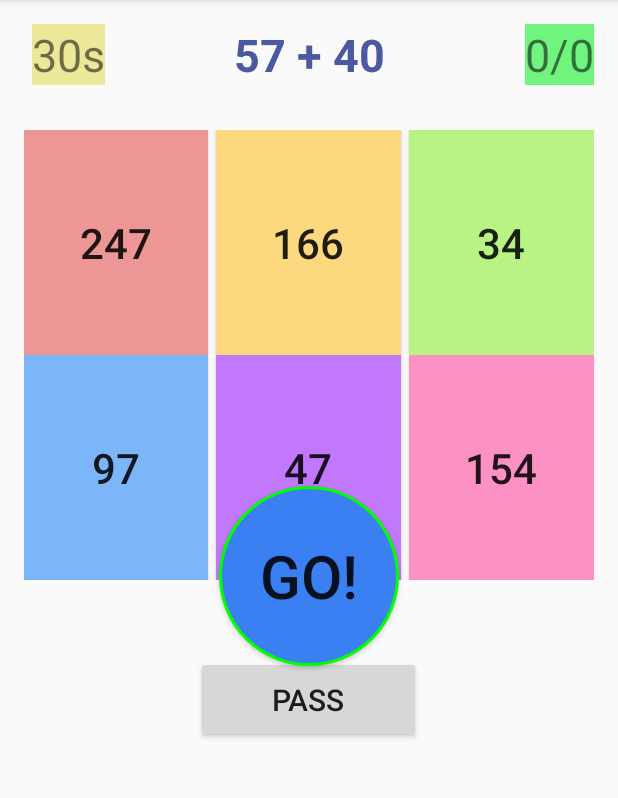
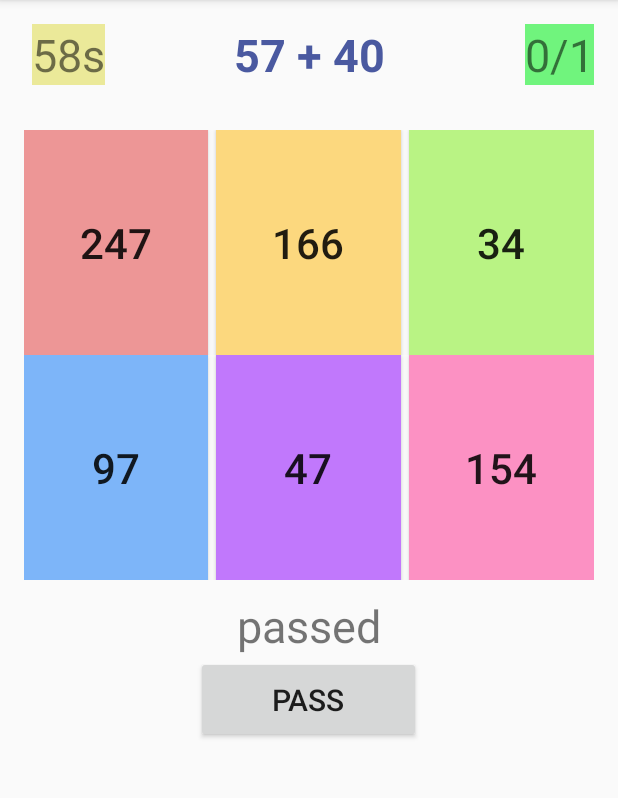
Before and after one commit to dhy1050/AndroidStudioProjects, an Android app: the screen it shows after launch (MainActivity), after a tap on "PASS", on a phone screen of 412 x 824 dp, the part 84-882 px from its top. Run offline under Robolectric (Android 15) with nearby library versions, the phone set to English and light mode, and no system bars; 1 other tap on this screen came first.

Commit message:
finished brian trainer project

```diff
--- a/BrainTrainer/app/src/main/java/com/hanying/braintrainer/MainActivity.java
+++ b/BrainTrainer/app/src/main/java/com/hanying/braintrainer/MainActivity.java
@@ -1,5 +1,8 @@
 package com.hanying.braintrainer;
 
+import android.media.MediaPlayer;
+import android.media.projection.MediaProjection;
+import android.os.CountDownTimer;
 import android.support.v7.app.AppCompatActivity;
 import android.os.Bundle;
 import android.view.View;
@@ -21,6 +24,7 @@ public class MainActivity extends AppCompatActivity {
 
     TextView questionTextView;
     TextView ansertTextView;
+    TextView finalScoreTextView;
 
     Button pass;
 
@@ -28,9 +32,35 @@ public class MainActivity extends AppCompatActivity {
     int answerPosition;
     int numberQ = 0;
     int correctQ = 0;
+
     public void startGame(View view){
+
         startButton.setVisibility(View.INVISIBLE);
         innerRelativeLayout.setVisibility(View.VISIBLE);
+        scoreTextView.setText("0/0");
+        numberQ = 0;
+        correctQ = 0;
+        if(finalScoreTextView.getVisibility() == View.VISIBLE){
+            finalScoreTextView.setVisibility(View.INVISIBLE);
+        }
+        new CountDownTimer(60100,1000){
+            @Override
+            public void onTick(long millisUntilFinished) {
+                timeTextView.setText(String.valueOf(millisUntilFinished/1000)+"s");
+            }
+
+            public void onFinish(){
+                timeTextView.setText("0s");
+
+                startButton.setText("Play Again!");
+                startButton.setVisibility(View.VISIBLE);
+                innerRelativeLayout.setVisibility(View.INVISIBLE);
+                finalScoreTextView.setText("Your score:"+Integer.toString(correctQ)+"/"+Integer.toString(numberQ));
+                finalScoreTextView.setVisibility(View.VISIBLE);
+                MediaPlayer mPlayer = MediaPlayer.create(getApplicationContext(),R.raw.airhorn);
+                mPlayer.start();
+            }
+        }.start();
         generateQuestions();
     }
     public void generateQuestions(){
@@ -73,6 +103,9 @@ public class MainActivity extends AppCompatActivity {
     }
 
     public void pass(View view){
+        numberQ++;
+        ansertTextView.setText("passed");
+        scoreTextView.setText(Integer.toString(correctQ)+"/"+Integer.toString(numberQ));
         generateQuestions();
     }
 
@@ -85,6 +118,7 @@ public class MainActivity extends AppCompatActivity {
         startButton = (Button)findViewById(R.id.startbutton);
         timeTextView = (TextView)findViewById(R.id.timetextView);
         scoreTextView = (TextView)findViewById(R.id.scoretextView);
+        finalScoreTextView = (TextView)findViewById(R.id.finalScoretextView);
         buttonAnswers = new Button[6];
 
 
--- a/BrainTrainer/app/src/main/res/drawable/round_button.xml
+++ b/BrainTrainer/app/src/main/res/drawable/round_button.xml
@@ -3,5 +3,6 @@
 
     <stroke android:color="#00ff00" android:width="2dp"></stroke>
     <solid android:color="#3a80f2"></solid>
-    <size android:width="120dp" android:height="120dp"></size>
+    <size android:width="150dp" android:height="150dp"></size>
+
 </shape>
--- a/BrainTrainer/app/src/main/res/layout/activity_main.xml
+++ b/BrainTrainer/app/src/main/res/layout/activity_main.xml
@@ -12,7 +12,7 @@
     <RelativeLayout
         android:layout_width="wrap_content"
         android:layout_height="match_parent"
-        android:visibility="visible"
+        android:visibility="invisible"
         android:id="@+id/innerrelativeLayout">
 
         <TextView
@@ -178,10 +178,22 @@
         android:id="@+id/startbutton"
         android:layout_weight="1"
         android:layout_alignParentStart="false"
-        android:textSize="40sp"
+        android:textSize="35sp"
         android:layout_alignParentEnd="false"
         android:layout_centerInParent="true"
         android:background="@drawable/round_button"
-        android:onClick="startGame" />
+        android:onClick="startGame"
+        android:padding="10dp" />
+
+    <TextView
+        android:layout_width="match_parent"
+        android:layout_height="wrap_content"
+        android:text="New Text"
+        android:id="@+id/finalScoretextView"
+        android:layout_marginTop="20dp"
+        android:textColor="#3c5a92"
+        android:textSize="50sp"
+        android:textAlignment="center"
+        android:visibility="invisible" />
 
 </RelativeLayout>
```
Also changed, not shown: 2 other files.
